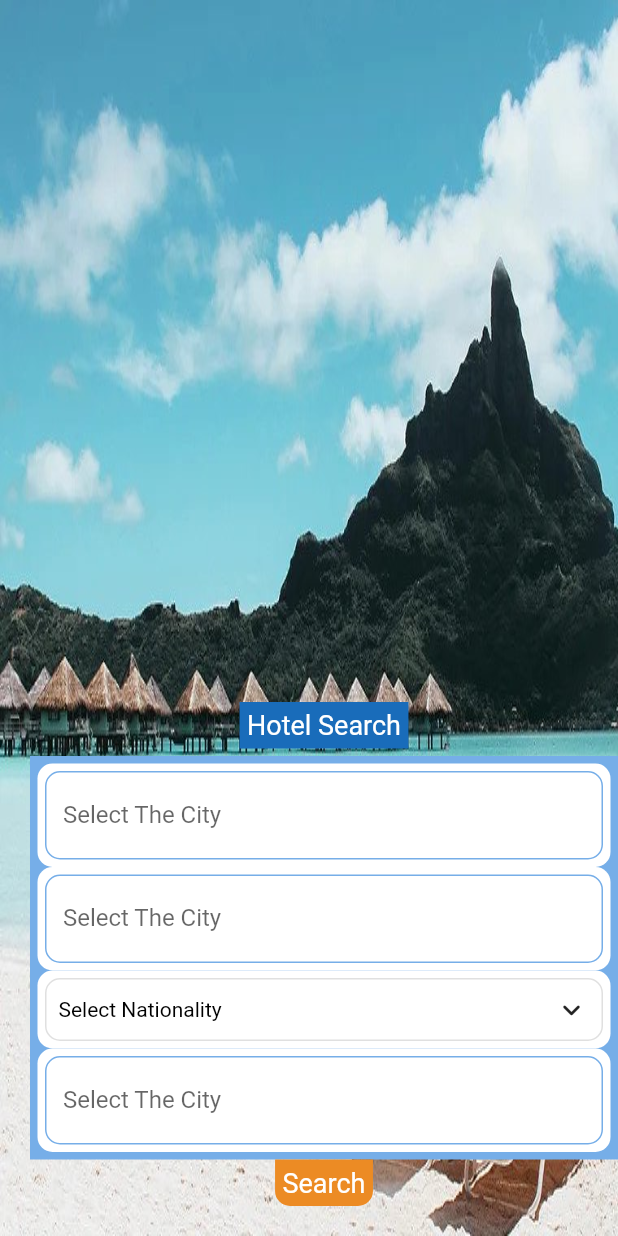
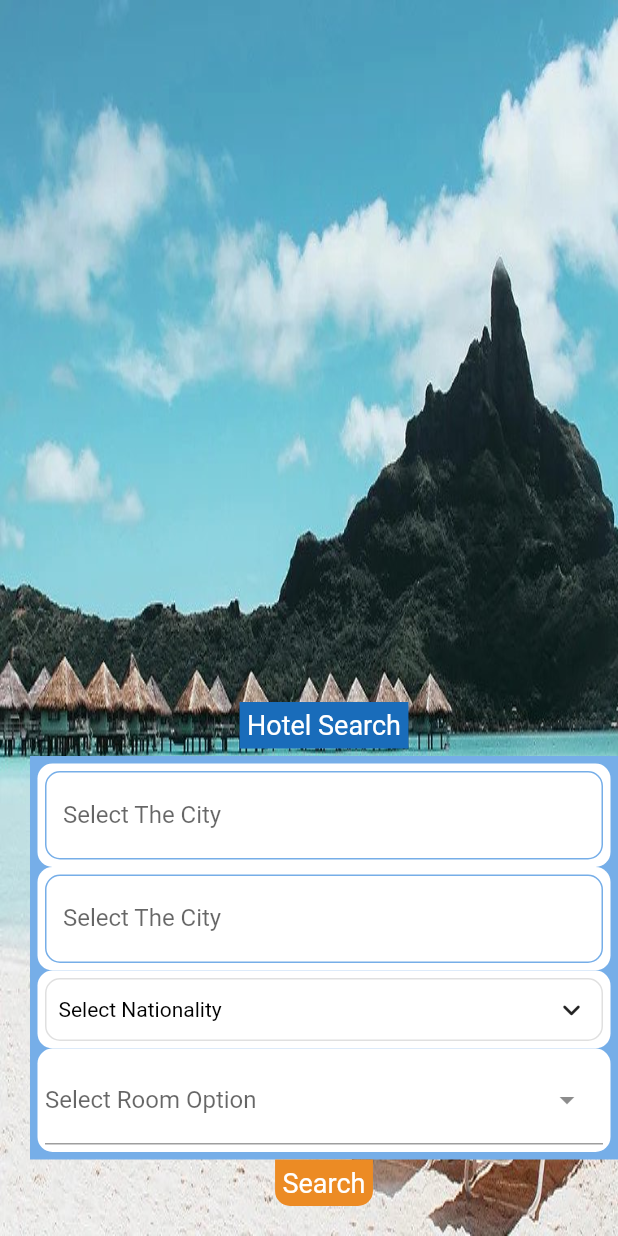
Before and after one commit to mahmoudgamal1704/hoteltask, a Flutter app: the screen it shows after launch, on a phone screen of 412 x 824 dp. Run offline on Flutter 3.47's test engine with Material 2 defaults, Android fonts, the light colour scheme and no system bars; drawn by our look-alikes of csc_picker, dropdown_search.

Commit message:
add dropdown for room option

```diff
--- a/lib/homescreen.dart
+++ b/lib/homescreen.dart
@@ -1,6 +1,7 @@
 import 'package:flutter/material.dart';
 import 'package:hotelstask/shared/color.dart';
 import 'package:csc_picker/csc_picker.dart';
+import 'package:dropdown_search/dropdown_search.dart';
 class HomeScreen extends StatefulWidget {
   static const String routeName = "homeScreen";
   static final GlobalKey<FormState> frmKey = GlobalKey<FormState>();
@@ -12,7 +13,8 @@ class HomeScreen extends StatefulWidget {
 
 class _HomeScreenState extends State<HomeScreen> {
   String countryValue = "";
-
+  List<String> roomList = ['1 Room,2 Adult , 0 Children',"onchange"];
+  final _openDropDownProgKey = GlobalKey<DropdownSearchState<int>>();
   @override
   Widget build(BuildContext context) {
     return Scaffold(
@@ -158,27 +160,18 @@ class _HomeScreenState extends State<HomeScreen> {
                             color: ThemeColors.WhiteColor,
                             borderRadius: BorderRadius.all(Radius.circular(10)),
                           ),
-                          child: TextFormField(
-                            controller: TextEditingController(),
-                            textAlign: TextAlign.center,
-                            validator: (value) {
-                              if (value?.trim() == "" || value == null) {
-                                return 'Please Enter The City';
-                              }
-                              return null;
-                            },
-                            decoration: InputDecoration(
-                              label: Text("Select The City"),
-                              enabledBorder: OutlineInputBorder(
-                                  borderRadius: BorderRadius.circular(10),
-                                  borderSide: BorderSide(color:ThemeColors.MainColor2)),
-                              border: OutlineInputBorder(
-                                  borderRadius: BorderRadius.circular(10),
-                                  borderSide: BorderSide(color:ThemeColors.MainColor2)),
+                          child: DropdownSearch<String>(
+                            items: roomList,
+                            dropdownDecoratorProps: DropDownDecoratorProps(
+                              dropdownSearchDecoration: InputDecoration(
+                                labelText: "Select Room Option",
+                                hintText: roomList.first,
+                              ),
                             ),
-                          ),),
 
+                          ),
 
+                        )
                       ],
                     ),
                   ),
--- a/pubspec.yaml
+++ b/pubspec.yaml
@@ -37,6 +37,7 @@ dependencies:
   cupertino_icons: ^1.0.2
   country_picker: ^2.0.22
   csc_picker: ^0.2.7
+  dropdown_search: ^5.0.6
 
 dev_dependencies:
   flutter_test:
```
Also changed, not shown: pubspec.lock.
